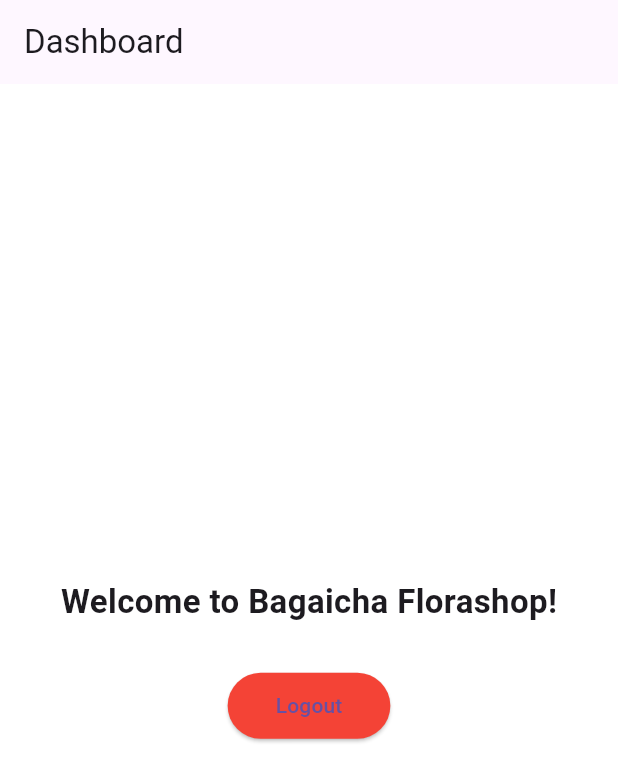
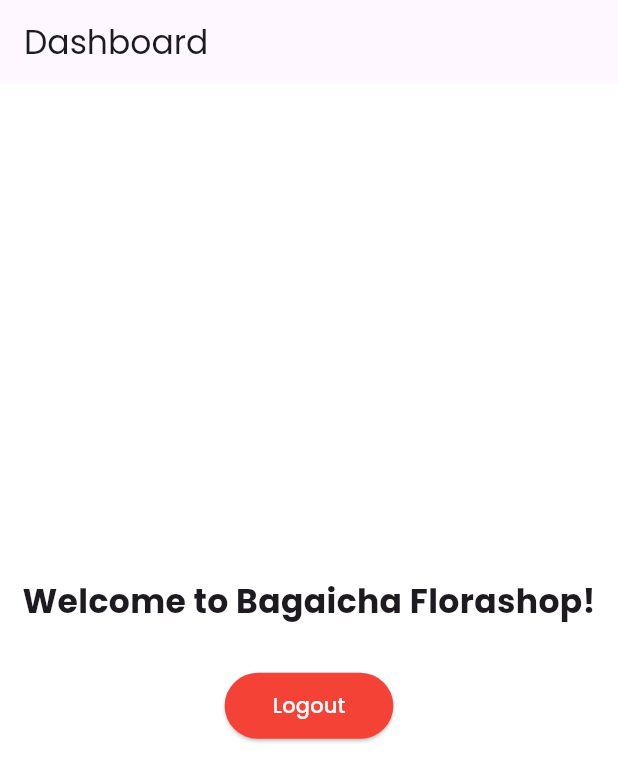
Before and after one commit to uttam5758/Bagaicha_Florashopflutter, a Flutter app: the screen it shows after launch, after a tap on "Login", on a phone screen of 412 x 824 dp. Shown: the top 782 px of the screen. Run offline on Flutter 3.47's test engine with Material 3 defaults, Android fonts, the phone set to English and light mode, and no system bars; our stand-ins replace google_fonts.

Commit message:
change text color

```diff
--- a/bagaicha_florashop/lib/main.dart
+++ b/bagaicha_florashop/lib/main.dart
@@ -3,6 +3,7 @@
 import 'package:bagaicha_florashop/screens/signup_page.dart';
 import 'package:bagaicha_florashop/screens/splash_screen.dart';
 import 'package:flutter/material.dart';
+import 'package:google_fonts/google_fonts.dart';
 
 void main() {
   runApp(const BagaichaFlorashopApp());
@@ -19,6 +20,7 @@
       theme: ThemeData(
         primarySwatch: Colors.green,
         scaffoldBackgroundColor: Colors.white,
+        textTheme: GoogleFonts.poppinsTextTheme(),
       ),
       initialRoute: '/',
       routes: {
--- a/bagaicha_florashop/lib/screens/dashboard_page.dart
+++ b/bagaicha_florashop/lib/screens/dashboard_page.dart
@@ -30,7 +30,7 @@
                   vertical: 12,
                 ),
               ),
-              child: const Text("Logout"),
+              child: const Text("Logout",style: TextStyle(color: Colors.white),),
             ),
           ],
         ),
--- a/bagaicha_florashop/lib/screens/login_page.dart
+++ b/bagaicha_florashop/lib/screens/login_page.dart
@@ -1,4 +1,6 @@
 import 'package:flutter/material.dart';
+
+// loginpage
 
 class LoginPage extends StatefulWidget {
   const LoginPage({super.key});
--- a/bagaicha_florashop/pubspec.yaml
+++ b/bagaicha_florashop/pubspec.yaml
@@ -34,6 +34,7 @@
   # The following adds the Cupertino Icons font to your application.
   # Use with the CupertinoIcons class for iOS style icons.
   cupertino_icons: ^1.0.8
+  google_fonts: ^6.2.1
 
 dev_dependencies:
   flutter_test:
```
Also changed, not shown: bagaicha_florashop/pubspec.lock, 3 other files.
